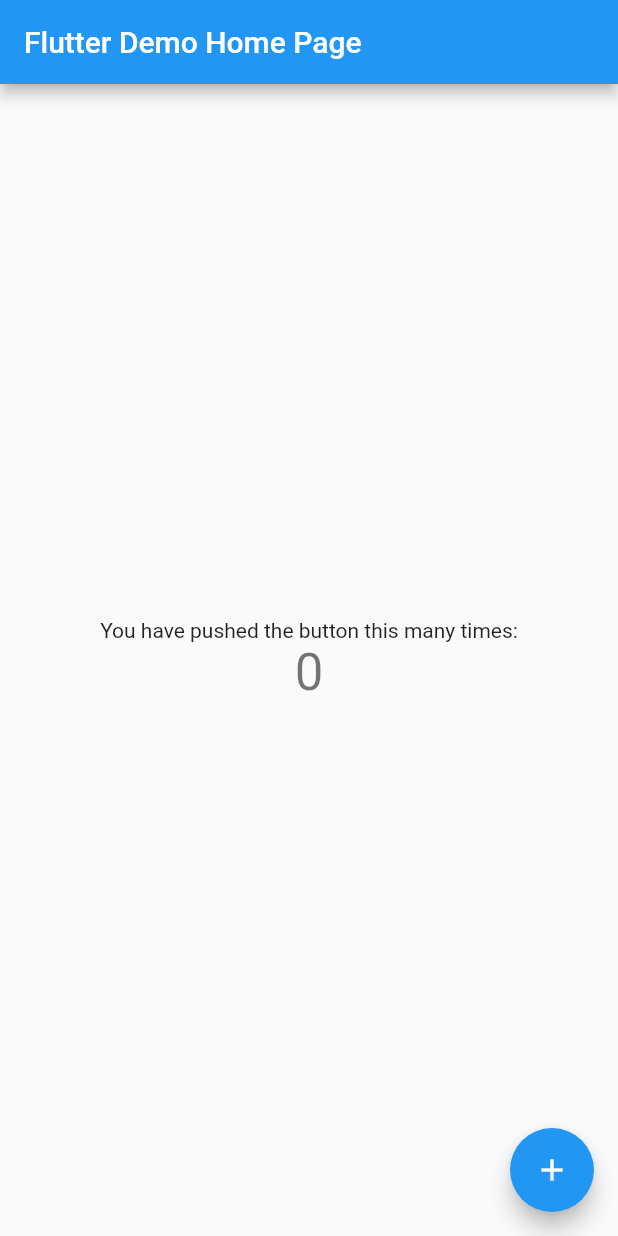
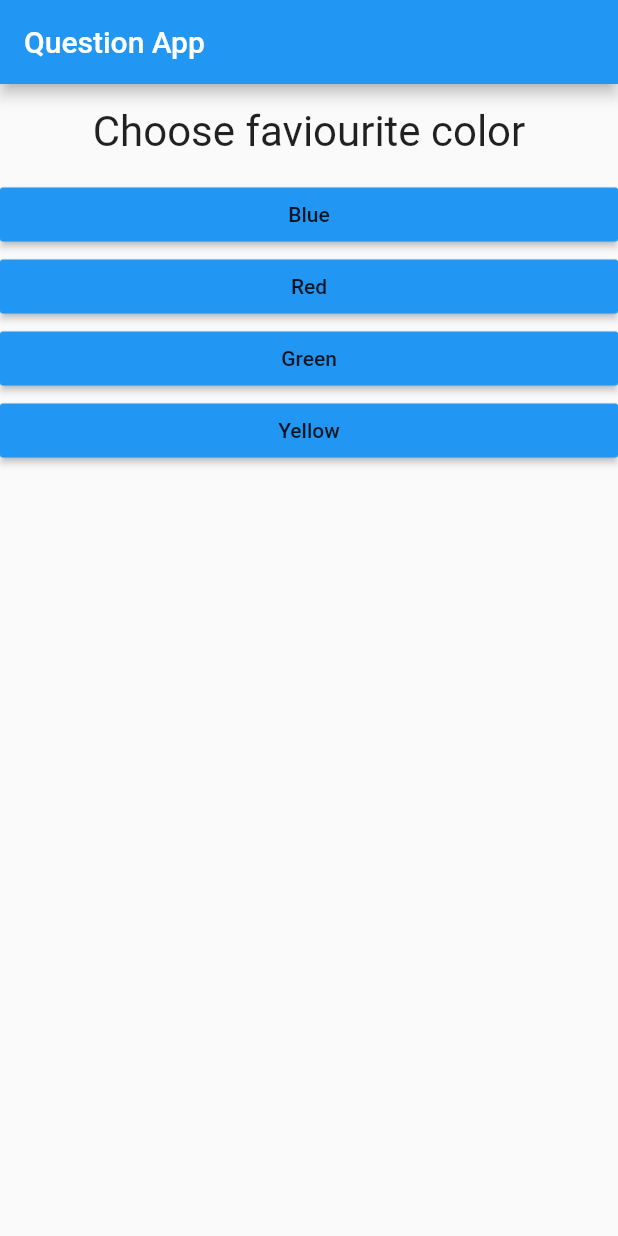
Before and after one commit to kvmodi19/flutter_question_answer_application, a Flutter app: the screen it shows after launch, on a phone screen of 412 x 824 dp. Run offline on Flutter 3.47's test engine with Material 2 defaults, Android fonts, the phone set to English and light mode, and no system bars.

Commit message:
static question answer application

```diff
--- /dev/null
+++ b/lib/answer.dart
@@ -0,0 +1,20 @@
+import 'package:flutter/material.dart';
+
+class Answer extends StatelessWidget {
+  final Function selectHandler;
+  final String answerText;
+
+  Answer(this.answerText, this.selectHandler);
+
+  @override
+  Widget build(BuildContext context) {
+    return Container(
+      width: double.infinity,
+      child: RaisedButton(
+        color: Colors.blue,
+        child: Text(answerText),
+        onPressed: selectHandler,
+      ),
+    );
+  }
+}
--- a/lib/main.dart
+++ b/lib/main.dart
@@ -1,4 +1,7 @@
 import 'package:flutter/material.dart';
+
+import './quiz.dart';
+import './result.dart';
 
 void main() {
   runApp(MyApp());
@@ -10,104 +13,70 @@
   Widget build(BuildContext context) {
     return MaterialApp(
       title: 'Flutter Demo',
-      theme: ThemeData(
-        // This is the theme of your application.
-        //
-        // Try running your application with "flutter run". You'll see the
-        // application has a blue toolbar. Then, without quitting the app, try
-        // changing the primarySwatch below to Colors.green and then invoke
-        // "hot reload" (press "r" in the console where you ran "flutter run",
-        // or simply save your changes to "hot reload" in a Flutter IDE).
-        // Notice that the counter didn't reset back to zero; the application
-        // is not restarted.
-        primarySwatch: Colors.blue,
-      ),
-      home: MyHomePage(title: 'Flutter Demo Home Page'),
+      home: MyHomePage(),
     );
   }
 }
 
 class MyHomePage extends StatefulWidget {
-  MyHomePage({Key key, this.title}) : super(key: key);
-
-  // This widget is the home page of your application. It is stateful, meaning
-  // that it has a State object (defined below) that contains fields that affect
-  // how it looks.
-
-  // This class is the configuration for the state. It holds the values (in this
-  // case the title) provided by the parent (in this case the App widget) and
-  // used by the build method of the State. Fields in a Widget subclass are
-  // always marked "final".
-
-  final String title;
-
   @override
   _MyHomePageState createState() => _MyHomePageState();
 }
 
 class _MyHomePageState extends State<MyHomePage> {
-  int _counter = 0;
+  int _questionIndex = 0;
+  int _totalScore = 0;
 
-  void _incrementCounter() {
+  final _questions = const [
+    {
+      'question': 'Choose faviourite color',
+      'options': [
+        {'text': 'Blue', 'score': 20},
+        {'text': 'Red', 'score': 10},
+        {'text': 'Green', 'score': 5},
+        {'text': 'Yellow', 'score': 0},
+      ]
+    },
+    {
+      'question': 'Choose faviourite animal',
+      'options': [
+        {'text': 'Tiger', 'score': 20},
+        {'text': 'Lion', 'score': 10},
+        {'text': 'Horse', 'score': 5},
+        {'text': 'Fox', 'score': 0},
+      ],
+    }
+  ];
+
+  void _answerQuestion(int score) {
+    _totalScore += score;
+    if (_questionIndex < _questions.length) {
+      setState(() {
+        _questionIndex++;
+      });
+    }
+  }
+
+  void _restartQuiz() {
     setState(() {
-      // This call to setState tells the Flutter framework that something has
-      // changed in this State, which causes it to rerun the build method below
-      // so that the display can reflect the updated values. If we changed
-      // _counter without calling setState(), then the build method would not be
-      // called again, and so nothing would appear to happen.
-      _counter++;
+      _questionIndex = 0;
+      _totalScore = 0;
     });
   }
 
   @override
   Widget build(BuildContext context) {
-    // This method is rerun every time setState is called, for instance as done
-    // by the _incrementCounter method above.
-    //
-    // The Flutter framework has been optimized to make rerunning build methods
-    // fast, so that you can just rebuild anything that needs updating rather
-    // than having to individually change instances of widgets.
     return Scaffold(
       appBar: AppBar(
-        // Here we take the value from the MyHomePage object that was created by
-        // the App.build method, and use it to set our appbar title.
-        title: Text(widget.title),
+        title: Text('Question App'),
       ),
-      body: Center(
-        // Center is a layout widget. It takes a single child and positions it
-        // in the middle of the parent.
-        child: Column(
-          // Column is also a layout widget. It takes a list of children and
-          // arranges them vertically. By default, it sizes itself to fit its
-          // children horizontally, and tries to be as tall as its parent.
-          //
-          // Invoke "debug painting" (press "p" in the console, choose the
-          // "Toggle Debug Paint" action from the Flutter Inspector in Android
-          // Studio, or the "Toggle Debug Paint" command in Visual Studio Code)
-          // to see the wireframe for each widget.
-          //
-          // Column has various properties to control how it sizes itself and
-          // how it positions its children. Here we use mainAxisAlignment to
-          // center the children vertically; the main axis here is the vertical
-          // axis because Columns are vertical (the cross axis would be
-          // horizontal).
-          mainAxisAlignment: MainAxisAlignment.center,
-          children: <Widget>[
-            Text(
-              'You have pushed the button this many times:',
-            ),
-            Text(
-              '$_counter',
-              style: Theme.of(context).textTheme.headline4,
-            ),
-          ],
-        ),
-      ),
-      floatingActionButton: FloatingActionButton(
-        onPressed: _incrementCounter,
-        tooltip: 'Increment',
-        child: Icon(Icons.add),
-      ), // This trailing comma makes auto-formatting nicer for build methods.
+      body: _questionIndex < _questions.length
+          ? Quiz(
+              questions: _questions,
+              answerQuestion: _answerQuestion,
+              quextionIndex: _questionIndex,
+            )
+          : Result(_totalScore, _restartQuiz),
     );
   }
 }
--- /dev/null
+++ b/lib/question.dart
@@ -0,0 +1,20 @@
+import 'package:flutter/material.dart';
+
+class Question extends StatelessWidget {
+  final String questionText;
+
+  Question(this.questionText);
+
+  @override
+  Widget build(BuildContext context) {
+    return Container(
+      width: double.infinity,
+      margin: EdgeInsets.symmetric(vertical: 15),
+      child: Text(
+        questionText,
+        style: TextStyle(fontSize: 28),
+        textAlign: TextAlign.center,
+      ),
+    );
+  }
+}
--- /dev/null
+++ b/lib/quiz.dart
@@ -0,0 +1,28 @@
+import 'package:flutter/material.dart';
+
+import './answer.dart';
+import './question.dart';
+
+class Quiz extends StatelessWidget {
+  final List<Map<String, Object>> questions;
+  final Function answerQuestion;
+  final int quextionIndex;
+
+  Quiz({
+    @required this.questions,
+    @required this.answerQuestion,
+    @required this.quextionIndex,
+  });
+  @override
+  Widget build(BuildContext context) {
+    return Column(
+      children: [
+        Question(questions[quextionIndex]['question']),
+        ...(questions[quextionIndex]['options'] as List<Map<String, Object>>)
+            .map((key) =>
+                Answer(key['text'], () => answerQuestion(key['score'])))
+            .toList()
+      ],
+    );
+  }
+}
--- /dev/null
+++ b/lib/result.dart
@@ -0,0 +1,31 @@
+import 'package:flutter/material.dart';
+
+class Result extends StatelessWidget {
+  final int total;
+  final Function restartQuizHandler;
+
+  Result(this.total, this.restartQuizHandler);
+
+  @override
+  Widget build(BuildContext context) {
+    return Center(
+      child: Column(
+        children: [
+          Text(
+            'Done!!!!',
+            style: TextStyle(
+              fontSize: 28,
+              color: Colors.red,
+              fontWeight: FontWeight.bold,
+            ),
+          ),
+          Text('final score $total'),
+          FlatButton(
+            onPressed: restartQuizHandler,
+            child: Text('Restart quiz'),
+          )
+        ],
+      ),
+    );
+  }
+}
```
